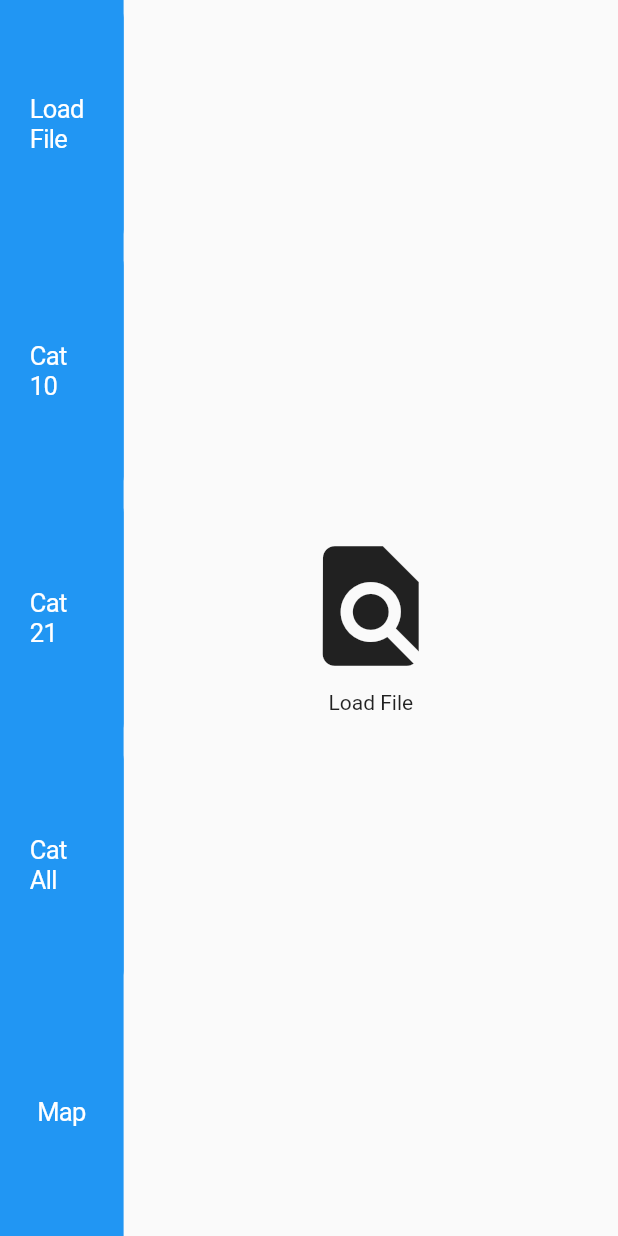
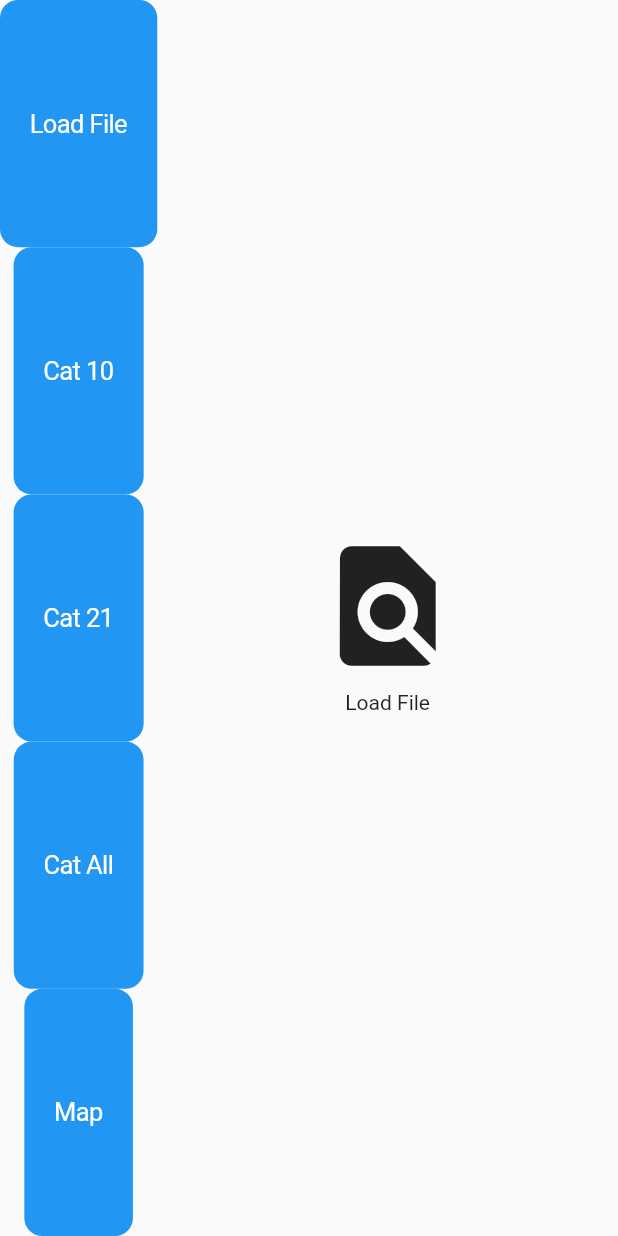
Before and after one commit to santi-nue/decereix, a Flutter app: the screen it shows after launch, on a phone screen of 412 x 824 dp. Run offline on Flutter 3.47's test engine with Material 2 defaults, Android fonts, the phone set to English and light mode, and no system bars; drawn by our look-alikes of overlay_support; our stand-ins replace flutter_easyloading, flutter_map, latlong; missing offline and left inert: extended_math, file_picker_cross, floating_action_row, pluto_grid, weight_slider, worker_manager.

Commit message:
Update main.dart

```diff
--- a/lib/main.dart
+++ b/lib/main.dart
@@ -71,22 +71,17 @@ class _MyHomePageState extends State<MyHomePage> {
     // fast, so that you can just rebuild anything that needs updating rather
     // than having to individually change instances of widgets.
     return Scaffold(
-      body: SafeArea(
-        child: Row(
+      body: Row(
         mainAxisAlignment: MainAxisAlignment.start,
         crossAxisAlignment: CrossAxisAlignment.center,
         children: <Widget>[
-            Flexible(
-              flex: 2,
-              child: Container(
-                color: Colors.blue,
+          SafeArea(
             child: Column(
               mainAxisAlignment: MainAxisAlignment.spaceEvenly,
               crossAxisAlignment: CrossAxisAlignment.center,
               children: <Widget>[
                 Expanded(
                   flex: 2,
-                      child: SizedBox(
                   child: CupertinoButton.filled(
                     child: Text('Load File'),
                     onPressed: () {
@@ -96,10 +91,8 @@ class _MyHomePageState extends State<MyHomePage> {
                     },
                   ),
                 ),
-                    ),
                 Expanded(
                   flex: 2,
-                      child: SizedBox(
                   child: CupertinoButton.filled(
                     child: Text('Cat 10'),
                     onPressed: () {
@@ -109,10 +102,8 @@ class _MyHomePageState extends State<MyHomePage> {
                     },
                   ),
                 ),
-                    ),
                 Expanded(
                   flex: 2,
-                      child: SizedBox(
                   child: CupertinoButton.filled(
                     child: Text('Cat 21'),
                     onPressed: () {
@@ -122,10 +113,8 @@ class _MyHomePageState extends State<MyHomePage> {
                     },
                   ),
                 ),
-                    ),
                 Expanded(
                   flex: 2,
-                      child: SizedBox(
                   child: CupertinoButton.filled(
                     child: Text('Cat All'),
                     onPressed: () {
@@ -135,10 +124,8 @@ class _MyHomePageState extends State<MyHomePage> {
                     },
                   ),
                 ),
-                    ),
                 Expanded(
                   flex: 2,
-                      child: SizedBox(
                   child: CupertinoButton.filled(
                     child: Text('Map'),
                     onPressed: () {
@@ -147,33 +134,29 @@ class _MyHomePageState extends State<MyHomePage> {
                       });
                     },
                   ),
-                      ),
                 )
               ],
-                ),
             ),
           ),
           if (_currPage == 0) ...[
             Expanded(
               flex: 8,
-                child: Center(
               child: LoadfileScreen(),
-                ),
             ),
           ] else if (_currPage == 1) ...[
             Expanded(
               flex: 8,
-                child: Center(child: Cat10Table()),
+              child: Cat10Table(),
             ),
           ] else if (_currPage == 2) ...[
             Expanded(
               flex: 8,
-                child: Center(child: Cat21Table()),
+              child: Cat21Table(),
             ),
           ] else if (_currPage == 3) ...[
             Expanded(
               flex: 8,
-                child: Center(child: CatAllTable()),
+              child: CatAllTable(),
             ),
           ] else if (_currPage == 4) ...[
             Expanded(
@@ -183,7 +166,6 @@ class _MyHomePageState extends State<MyHomePage> {
           ],
         ],
       ),
-      ),
     );
   }
 }
```
Lines whose indentation alone changed are shown as unchanged.
